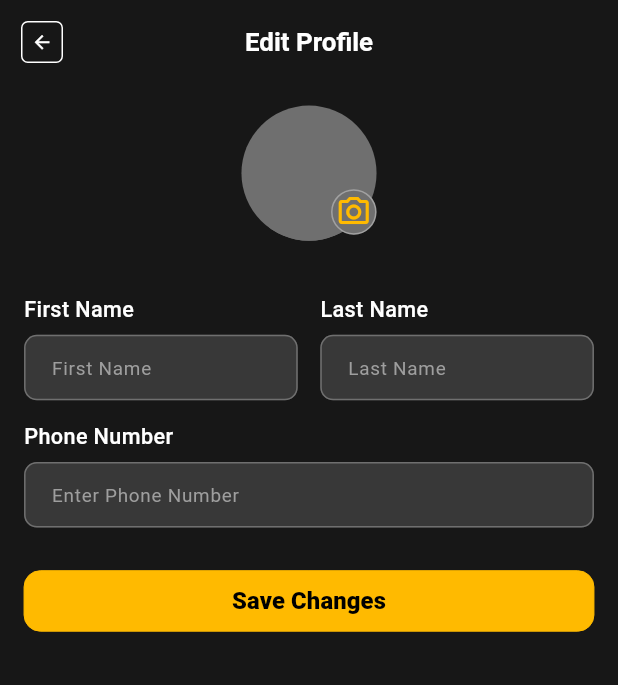
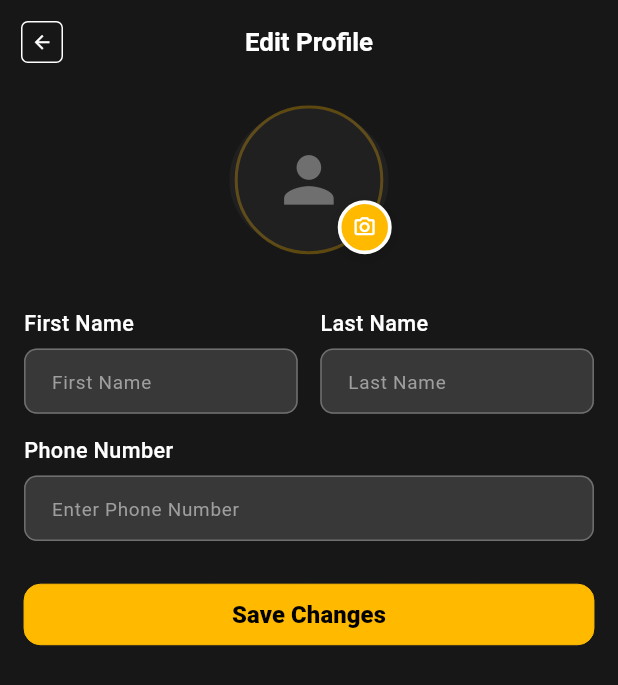
Before and after one commit to learnwithmotaleb/grambix, a Flutter app: the ProfileScreenMobile screen opened directly, after a tap on the "camera alt" icon, on a phone screen of 412 x 824 dp. Shown: the top 685 px of the screen. Run offline on Flutter 3.47's test engine with Material 3 defaults, Android fonts, the light colour scheme and no system bars; our stand-ins replace cached_network_image, carousel_slider, connectivity_plus, country_picker, dio, dotted_line and 10 more; missing offline and left inert: pdfx, purchases_flutter; accounts and stored records are empty; network calls fail.

Commit message:
fixed all issues

```diff
--- a/lib/views/navigations/profile/screen/profile_screen.dart
+++ b/lib/views/navigations/profile/screen/profile_screen.dart
@@ -1,3 +1,4 @@
+import 'package:cached_network_image/cached_network_image.dart';
 import 'package:flutter_svg/flutter_svg.dart';
 import 'package:grambix/core/utils/app_storage.dart';
 import 'package:grambix/core/utils/extensions.dart';
--- a/lib/views/navigations/profile/widget/profile_image_widget.dart
+++ b/lib/views/navigations/profile/widget/profile_image_widget.dart
@@ -12,53 +12,83 @@ class ProfileImageWidget extends GetView<ProfileController> {
             children: [
               Obx(() {
                 final profile = controller.profileInfo.value?.user;
+                final hasProfilePicture = profile?.profilePicture != null &&
+                    profile!.profilePicture.isNotEmpty;
 
-                return CircleAvatar(
-                  radius: Dimensions.radius * 5,
-                  backgroundColor: CustomColor.secondary,
+                return Container(
+                  width: 110.w,
+                  height: 110.h,
+                  decoration: BoxDecoration(
+                    shape: BoxShape.circle,
+                    border: Border.all(
+                      color: CustomColor.primary.withOpacity(0.3),
+                      width: 2,
+                    ),
+                  ),
                   child: ClipOval(
-                    child:
-                        (profile?.profilePicture != null &&
-                            profile!.profilePicture.isNotEmpty
-                        ? Image.network(
-                            profile.profilePicture,
+                    child: hasProfilePicture
+                        ? CachedNetworkImage(
+                      imageUrl: profile.profilePicture,
+                      fit: BoxFit.cover,
+                      width: 110.w,
                       height: 110.h,
-                            width: 110.w,
-                            fit: BoxFit.cover,
-                            errorBuilder: (context, error, stackTrace) => Icon(
+                      placeholder: (context, url) => Container(
+                        color: CustomColor.secondary.withOpacity(0.1),
+                        child: Center(
+                          child: CircularProgressIndicator(
+                            color: CustomColor.primary,
+                            strokeWidth: 2,
+                          ),
+                        ),
+                      ),
+                      errorWidget: (context, url, error) => Container(
+                        color: CustomColor.secondary.withOpacity(0.1),
+                        child: Icon(
                           Icons.person,
-                              size: 110,
+                          size: 55.h,
                           color: CustomColor.secondary,
                         ),
+                      ),
                     )
-                        : Icon(
+                        : Container(
+                      color: CustomColor.secondary.withOpacity(0.1),
+                      child: Icon(
                         Icons.person,
-                            size: 110,
+                        size: 55.h,
                         color: CustomColor.secondary,
-                          )),
+                      ),
+                    ),
                   ),
                 );
               }),
-              // 📷 Camera icon
               Positioned(
-                bottom: 4,
+                bottom: 0,
                 right: 0,
                 child: InkWell(
                   splashColor: Colors.transparent,
                   highlightColor: Colors.transparent,
                   onTap: () => Get.toNamed(Routes.updateProfileScreen),
                   child: Container(
-                    padding: EdgeInsets.all(Dimensions.paddingSize * 0.1),
+                    padding: EdgeInsets.all(Dimensions.paddingSize * 0.35),
                     decoration: BoxDecoration(
                       shape: BoxShape.circle,
+                      color: CustomColor.primary,
                       border: Border.all(
-                        color: CustomColor.whiteColor.withAlpha(88),
+                        color: CustomColor.whiteColor,
+                        width: 2.5,
                       ),
-                      color: CustomColor.secondary,
+                      boxShadow: [
+                        BoxShadow(
+                          color: CustomColor.blackColor.withOpacity(0.15),
+                          blurRadius: 8,
+                          offset: Offset(0, 2),
+                        ),
+                      ],
                     ),
                     child: Icon(
                       Icons.camera_alt_outlined,
-                      color: CustomColor.primary,
+                      color: CustomColor.whiteColor,
+                      size: Dimensions.iconSizeDefault * 1.1,
                     ),
                   ),
                 ),
--- a/lib/views/update_profile/screen/update_profile_screen.dart
+++ b/lib/views/update_profile/screen/update_profile_screen.dart
@@ -1,3 +1,4 @@
+import 'package:cached_network_image/cached_network_image.dart';
 import 'package:flutter/material.dart';
 import 'package:flutter_screenutil/flutter_screenutil.dart';
 import 'package:get/get.dart';
--- a/lib/views/update_profile/screen/update_profile_screen_mobile.dart
+++ b/lib/views/update_profile/screen/update_profile_screen_mobile.dart
@@ -15,74 +15,92 @@ class UpdateProfileScreenMobile extends GetView<UpdateProfileController> {
             Center(
               child: Stack(
                 children: [
-                  CircleAvatar(
-                    radius: Dimensions.radius * 5,
-                    backgroundColor: CustomColor.secondary,
-                    child: Obx(() {
-                      final file = controller.selectedImg.value;
-                      final info = controller.profileController.profileInfo.value?.user;
+                  Obx(() {
+                    final selectedFile = controller.selectedImg.value;
+                    final profilePicture = controller.profileController.profileInfo.value?.user?.profilePicture;
+                    final hasNetworkImage = profilePicture != null && profilePicture.isNotEmpty;
 
-                      return file == null
-                          ? ClipOval(
-                        child: file != null
+                    return Container(
+                      width: 110.w,
+                      height: 110.h,
+                      decoration: BoxDecoration(
+                        shape: BoxShape.circle,
+                        border: Border.all(
+                          color: CustomColor.primary.withOpacity(0.3),
+                          width: 2,
+                        ),
+                      ),
+                      child: ClipOval(
+                        child: selectedFile != null
                             ? Image.file(
-                          file,
+                          selectedFile,
+                          width: 110.w,
                           height: 110.h,
-                          width: 110.w,
                           fit: BoxFit.cover,
                         )
-                            : (info?.profilePicture != null &&
-                            info!.profilePicture.isNotEmpty
-                            ? Image.network(
-                          info.profilePicture,
+                            : hasNetworkImage
+                            ? CachedNetworkImage(
+                          imageUrl: profilePicture,
+                          fit: BoxFit.cover,
+                          width: 110.w,
                           height: 110.h,
-                          width: 110.w,
-                          fit: BoxFit.cover,
-                          errorBuilder: (context, error, stackTrace) =>
-                              Icon(
+                          placeholder: (context, url) => Container(
+                            color: CustomColor.secondary.withOpacity(0.1),
+                            child: Center(
+                              child: CircularProgressIndicator(
+                                color: CustomColor.primary,
+                                strokeWidth: 2,
+                              ),
+                            ),
+                          ),
+                          errorWidget: (context, url, error) => Container(
+                            color: CustomColor.secondary.withOpacity(0.1),
+                            child: Icon(
                               Icons.person,
-                                size: 110,
+                              size: 55.h,
                               color: CustomColor.secondary,
                             ),
+                          ),
                         )
-                            : Icon(
+                            : Container(
+                          color: CustomColor.secondary.withOpacity(0.1),
+                          child: Icon(
                             Icons.person,
-                          size: 110,
+                            size: 55.h,
                             color: CustomColor.secondary,
-                        )),
-                      )
-                          : ClipOval(
-                              child: Image.file(
-                                file,
-                                height: 110.h,
-                                width: 110.w,
-                                fit: BoxFit.cover,
+                          ),
+                        ),
                       ),
                     );
                   }),
-                  ),
-
                   Positioned(
-                    bottom: 4,
+                    bottom: 0,
                     right: 0,
                     child: InkWell(
                       splashColor: Colors.transparent,
                       highlightColor: Colors.transparent,
-                      onTap: () {
-                        controller.pickImg();
-                      },
+                      onTap: controller.pickImg,
                       child: Container(
-                        padding: EdgeInsets.all(Dimensions.paddingSize * 0.1),
+                        padding: EdgeInsets.all(Dimensions.paddingSize * 0.35),
                         decoration: BoxDecoration(
                           shape: BoxShape.circle,
+                          color: CustomColor.primary,
                           border: Border.all(
-                            color: CustomColor.whiteColor.withAlpha(88),
+                            color: CustomColor.whiteColor,
+                            width: 2.5,
                           ),
-                          color: CustomColor.secondary,
+                          boxShadow: [
+                            BoxShadow(
+                              color: CustomColor.blackColor.withOpacity(0.15),
+                              blurRadius: 8,
+                              offset: Offset(0, 2),
+                            ),
+                          ],
                         ),
                         child: Icon(
                           Icons.camera_alt_outlined,
-                          color: CustomColor.primary,
+                          color: CustomColor.whiteColor,
+                          size: Dimensions.iconSizeDefault * 1.1,
                         ),
                       ),
                     ),
```
Also changed, not shown: lib/views/navigations/home/widget/top_bar_widget.dart (+54 -10 lines). Lines whose indentation alone changed are shown as unchanged.
